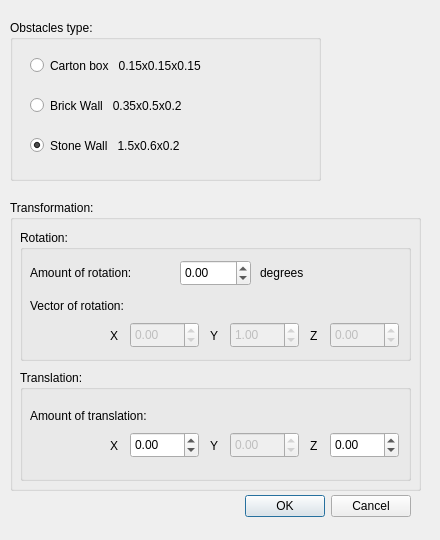
First picture: the form in src/zay_obstacle_inputs_form.ui, repository ChevronOne/zaytuna, before the edit.
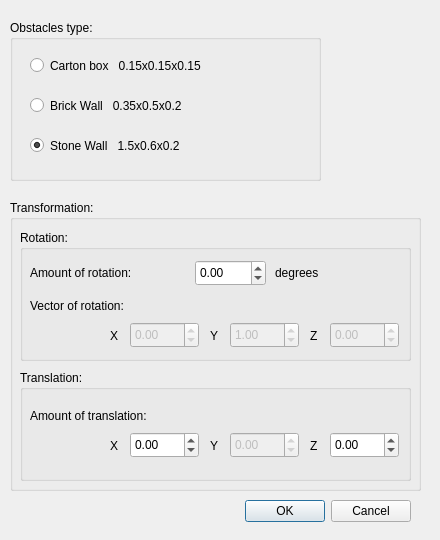
Second picture: the form after the edit.

The edit to the form file:
```diff
--- a/src/zay_obstacle_inputs_form.ui
+++ b/src/zay_obstacle_inputs_form.ui
@@ -50,7 +50,7 @@
    <property name="geometry">
     <rect>
      <x>70</x>
-     <y>490</y>
+     <y>495</y>
      <width>341</width>
      <height>32</height>
     </rect>
@@ -91,7 +91,7 @@
       <rect>
        <x>10</x>
        <y>27</y>
-       <width>151</width>
+       <width>161</width>
        <height>31</height>
       </rect>
      </property>
@@ -102,7 +102,7 @@
     <widget class="QDoubleSpinBox" name="angle">
      <property name="geometry">
       <rect>
-       <x>160</x>
+       <x>175</x>
        <y>30</y>
        <width>71</width>
        <height>26</height>
@@ -118,7 +118,7 @@
     <widget class="QLabel" name="degrees_lab">
      <property name="geometry">
       <rect>
-       <x>240</x>
+       <x>255</x>
        <y>27</y>
        <width>71</width>
        <height>31</height>
@@ -133,7 +133,7 @@
       <rect>
        <x>10</x>
        <y>60</y>
-       <width>141</width>
+       <width>161</width>
        <height>31</height>
       </rect>
      </property>
@@ -357,7 +357,7 @@
       <rect>
        <x>10</x>
        <y>30</y>
-       <width>171</width>
+       <width>181</width>
        <height>31</height>
       </rect>
      </property>
```
Left out of the diff: 35 changed lines with no effect on the pictures.
